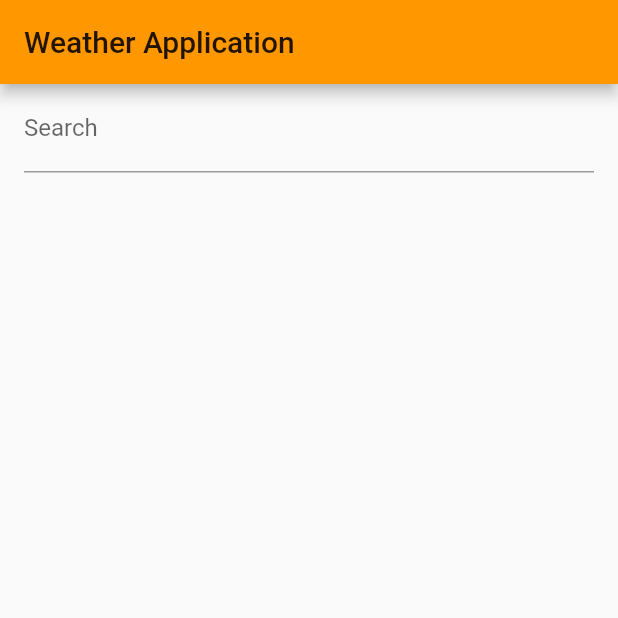
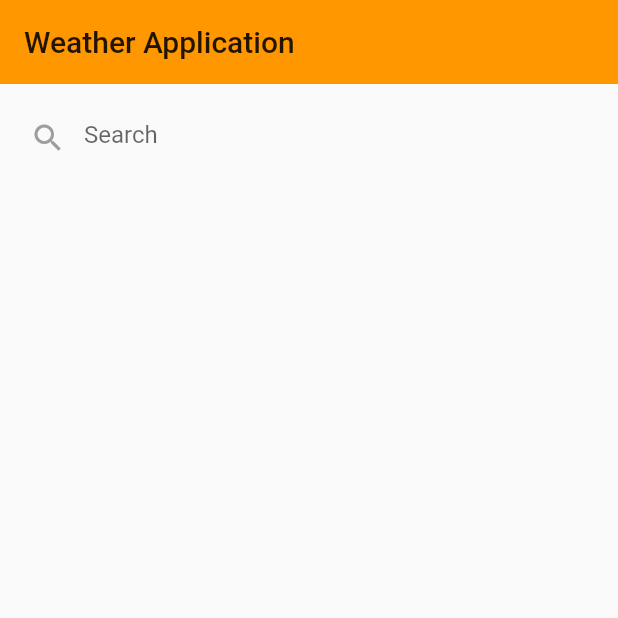
Before and after one commit to butachin/flutter-weather-app, a Flutter app: the screen it shows after launch, on a phone screen of 412 x 824 dp, the top half of it. Run offline on Flutter 3.47's test engine with Material 2 defaults, Android fonts, the phone set to English and light mode, and no system bars.

Commit message:
[update] search component

```diff
--- a/lib/screens/home-page.dart
+++ b/lib/screens/home-page.dart
@@ -12,23 +12,38 @@ class HomePage extends StatefulWidget {
 class _HomePageState extends State<HomePage> {
   @override
   Widget build(BuildContext context) {
-    return new Scaffold(
-      appBar: new AppBar(
-        title: new Text(widget.title),
+    return Scaffold(
+      appBar: AppBar(
+        title: Text(this.widget.title),
+        elevation: 0.0,
       ),
-      body: new Center(
-        child: new ListView(
-          padding: const EdgeInsets.symmetric(horizontal: 16.0),
-          children: <Widget>[
-            new TextField(
-              decoration: const InputDecoration(
-                hintText: 'Hakodate',
-                labelText: 'Search',
+      body: Column(
+        children: <Widget>[
+          Container(
+            margin: EdgeInsets.only(
+              top: 12.0,
+              bottom: 12.0,
+              left: 8.0,
+              right: 8.0,
+            ),
+            child: TextField(
+              onChanged: (text) {
+                setState(() {});
+              },
+              decoration: InputDecoration(
+                hintText: "Search",
+                border: InputBorder.none,
+                focusedBorder: UnderlineInputBorder(
+                    borderSide: BorderSide(color: Colors.orange[600])),
+                prefixIcon: Icon(
+                  Icons.search,
+                  size: 24.0,
+                  color: Colors.grey,
+                ),
               ),
-              maxLines: 1,
             ),
-          ],
-        ),
+          ),
+        ],
       ),
     );
   }
```
